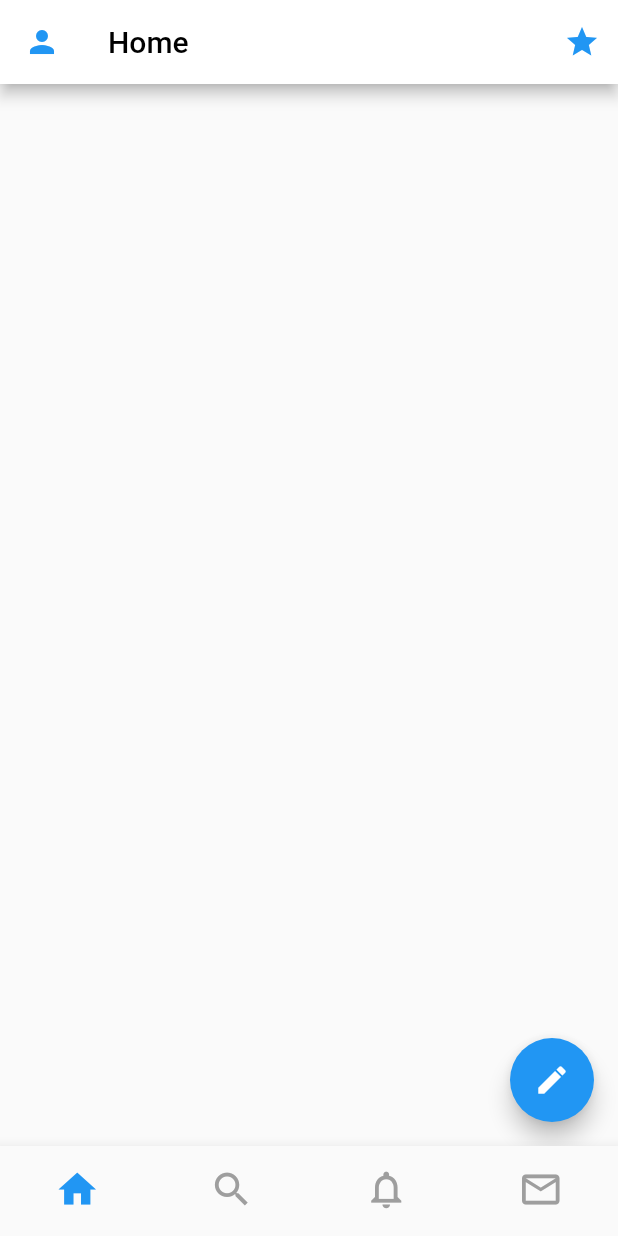
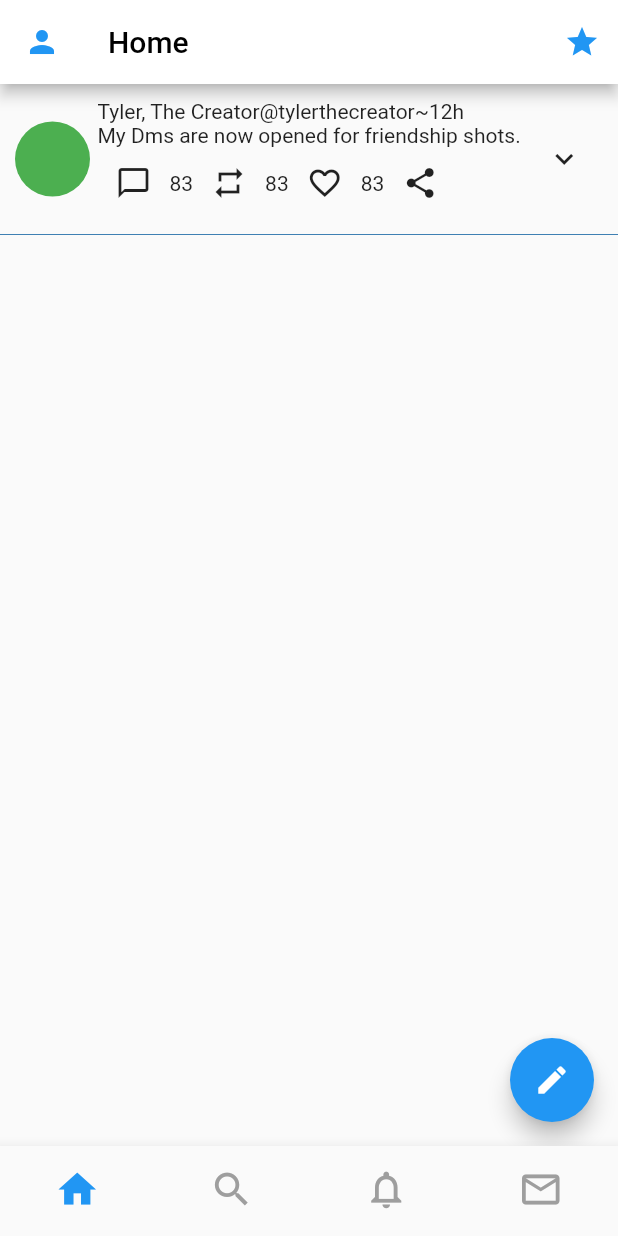
Before and after one commit to oreoluwa-bs/Flutter-Practice, a Flutter app: the screen it shows after launch, on a phone screen of 412 x 824 dp. Run offline on Flutter 3.47's test engine with Material 2 defaults, Android fonts, the phone set to English and light mode, and no system bars.

Commit message:
Added Tweet

```diff
--- /dev/null
+++ b/lib/components/tweet.dart
@@ -0,0 +1,92 @@
+import 'package:flutter/material.dart';
+
+class Tweet extends StatelessWidget {
+  @override
+  Widget build(BuildContext context) {
+    return Container(
+      decoration: BoxDecoration(
+        border: Border(
+          bottom: BorderSide(width: 0.5, color: Colors.lightBlue.shade900),
+        ),
+      ),
+      padding: EdgeInsets.all(10),
+      child: Column(
+        // crossAxisAlignment: CrossAxisAlignment.start,
+        // mainAxisAlignment: MainAxisAlignment.start,
+        children: <Widget>[
+          Row(
+            children: <Widget>[
+              CircleAvatar(
+                backgroundColor: Colors.green,
+                radius: 25,
+              ),
+              Padding(
+                padding: EdgeInsets.symmetric(horizontal: 5),
+                child: Column(
+                  // mainAxisAlignment: MainAxisAlignment.spaceAround,
+                  crossAxisAlignment: CrossAxisAlignment.start,
+                  children: <Widget>[
+                    Row(
+                      children: <Widget>[
+                        Text('Tyler, The Creator'),
+                        Text('@tylerthecreator'),
+                        Text('~12h')
+                      ],
+                    ),
+                    Text(
+                      'My Dms are now opened for friendship shots.',
+                      // overflow: TextOverflow.ellipsis,
+                    ),
+                    Row(
+                      // mainAxisAlignment: MainAxisAlignment.spaceEvenly,
+                      children: <Widget>[
+                        Row(
+                          children: <Widget>[
+                            IconButton(
+                              padding: EdgeInsets.only(right: 0),
+                              onPressed: () {},
+                              icon: Icon(Icons.chat_bubble_outline),
+                            ),
+                            Text('83')
+                          ],
+                        ),
+                        Row(
+                          children: <Widget>[
+                            IconButton(
+                              onPressed: () {},
+                              icon: Icon(Icons.repeat),
+                            ),
+                            Text('83')
+                          ],
+                        ),
+                        Row(
+                          children: <Widget>[
+                            IconButton(
+                              onPressed: () {},
+                              icon: Icon(Icons.favorite_border),
+                            ),
+                            Text('83')
+                          ],
+                        ),
+                        IconButton(
+                          onPressed: () {},
+                          icon: Icon(Icons.share),
+                        ),
+                      ],
+                    )
+                  ],
+                ),
+              ),
+              IconButton(
+                // alignment: Alignment.centerLeft,
+                padding: EdgeInsets.all(0),
+                onPressed: () {},
+                icon: Icon(Icons.expand_more),
+              )
+            ],
+          )
+        ],
+      ),
+    );
+  }
+}
--- a/lib/screens/homepage.dart
+++ b/lib/screens/homepage.dart
@@ -1,6 +1,7 @@
 import 'package:flutter/material.dart';
 
 import '../components/buttons/floating_button.dart';
+import '../components/tweet.dart';
 import '../components/drawer/drawer_page.dart';
 
 class HomePage extends StatefulWidget {
@@ -33,6 +34,9 @@ class _HomePageState extends State<HomePage> {
           )
         ],
       ),
+      body: Column(
+        children: <Widget>[Tweet()],
+      ),
       drawer: DrawerPage(),
       floatingActionButton: FloatingButtn(Icons.create),
     );
```
Also changed, not shown: lib/screens/ListsPage.dart (+5 -4 lines).
